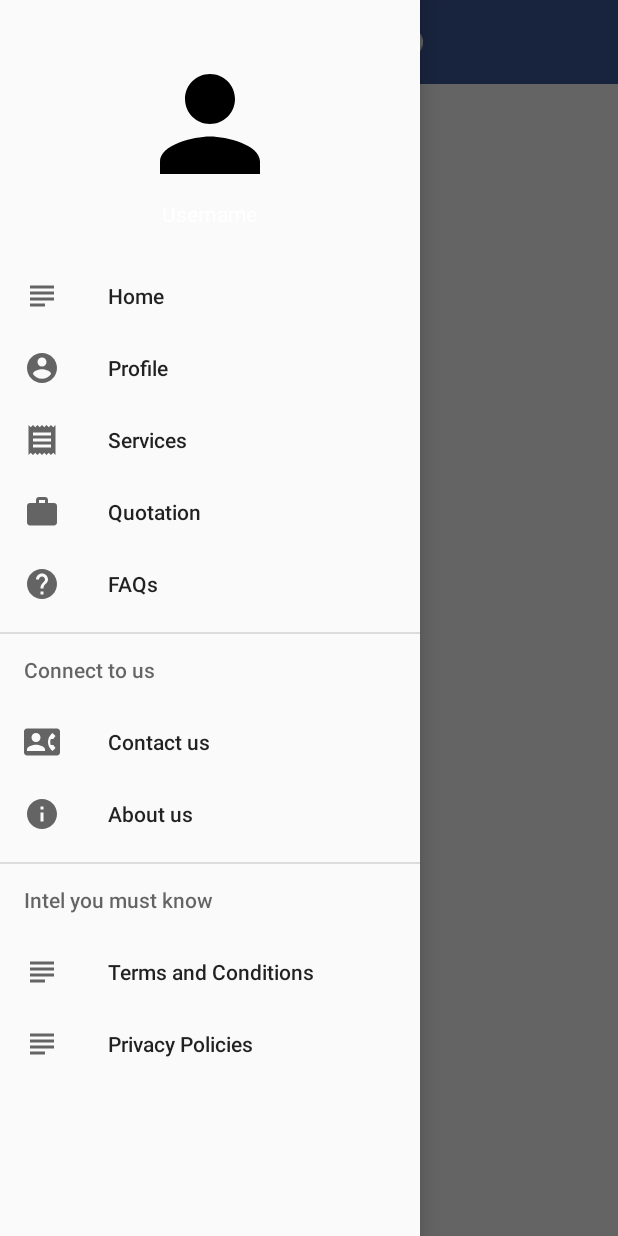
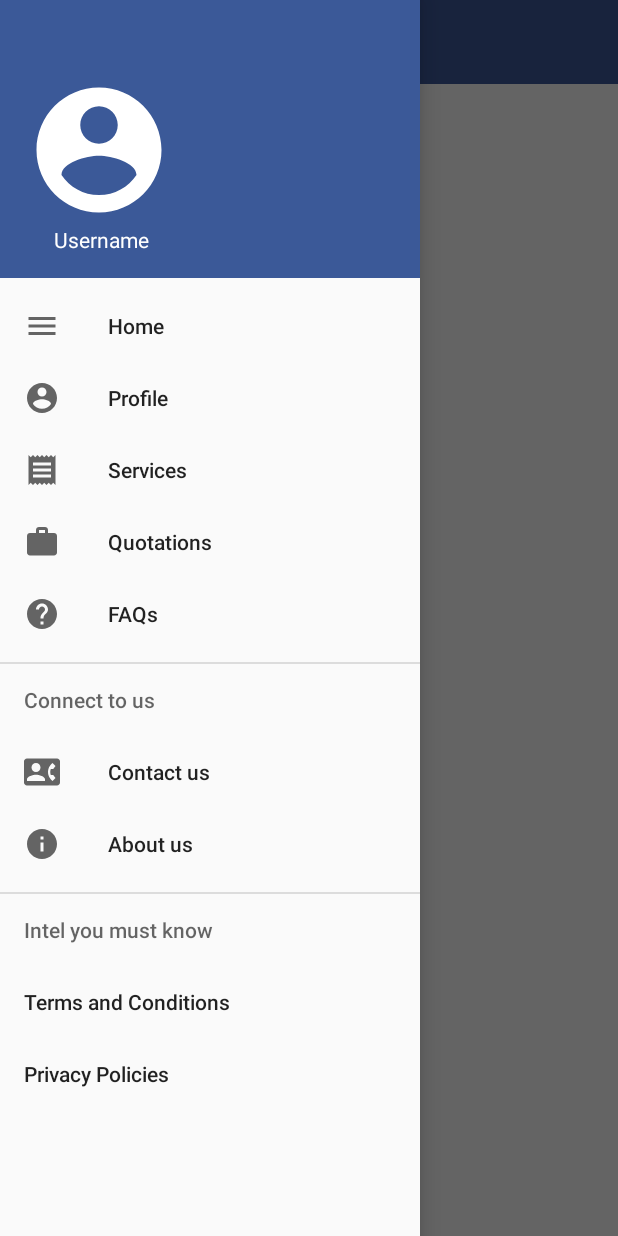
Before and after one commit to shivanipatil14/Precisto, an Android app: the MainActivity screen opened directly, with no data from a screen before it, with the side drawer open, on a phone screen of 412 x 824 dp. Run offline under Robolectric (Android 15) with nearby library versions, the phone set to English and light mode, and no system bars.

Commit message:
drawer modified

```diff
--- a/app/src/main/java/in/precisto/precisto/MainActivity.java
+++ b/app/src/main/java/in/precisto/precisto/MainActivity.java
@@ -11,6 +11,7 @@ import android.support.v7.app.AppCompatActivity;
 import android.os.Bundle;
 import android.support.v7.widget.Toolbar;
 import android.view.MenuItem;
+import android.view.Window;
 import android.widget.Toast;
 
 public class MainActivity extends AppCompatActivity implements NavigationView.OnNavigationItemSelectedListener {
--- a/app/src/main/java/in/precisto/precisto/SplashScreen.java
+++ b/app/src/main/java/in/precisto/precisto/SplashScreen.java
@@ -16,7 +16,7 @@ public class SplashScreen extends AppCompatActivity {
                 .withTargetActivity(MainActivity.class)
                 .withSplashTimeOut(4000)
                 .withBackgroundColor(Color.parseColor("#3B5998"))
-                .withLogo(R.drawable.ic_precisto_logo_small);
+                .withLogo(R.drawable.ic_precisto_logo);
 
         View view = easySplashScreen.create();
 
--- /dev/null
+++ b/app/src/main/res/drawable/ic_account_circle_white_100dp.xml
@@ -0,0 +1,5 @@
+<vector android:height="100dp" android:tint="#FFFFFF"
+    android:viewportHeight="24.0" android:viewportWidth="24.0"
+    android:width="100dp" xmlns:android="http://schemas.android.com/apk/res/android">
+    <path android:fillColor="#FF000000" android:pathData="M12,2C6.48,2 2,6.48 2,12s4.48,10 10,10 10,-4.48 10,-10S17.52,2 12,2zM12,5c1.66,0 3,1.34 3,3s-1.34,3 -3,3 -3,-1.34 -3,-3 1.34,-3 3,-3zM12,19.2c-2.5,0 -4.71,-1.28 -6,-3.22 0.03,-1.99 4,-3.08 6,-3.08 1.99,0 5.97,1.09 6,3.08 -1.29,1.94 -3.5,3.22 -6,3.22z"/>
+</vector>
--- a/app/src/main/res/drawable/ic_home.xml
+++ b/app/src/main/res/drawable/ic_home.xml
@@ -5,5 +5,5 @@
         android:viewportHeight="24.0">
     <path
         android:fillColor="#FF000000"
-        android:pathData="M14,17L4,17v2h10v-2zM20,9L4,9v2h16L20,9zM4,15h16v-2L4,13v2zM4,5v2h16L20,5L4,5z"/>
+        android:pathData="M3,18h18v-2L3,16v2zM3,13h18v-2L3,11v2zM3,6v2h18L21,6L3,6z"/>
 </vector>
--- a/app/src/main/res/drawable/ic_person_black_100dp.xml
+++ /dev/null
@@ -1,4 +0,0 @@
-<vector android:height="100dp" android:viewportHeight="24.0"
-    android:viewportWidth="24.0" android:width="100dp" xmlns:android="http://schemas.android.com/apk/res/android">
-    <path android:fillColor="#FF000000" android:pathData="M12,12c2.21,0 4,-1.79 4,-4s-1.79,-4 -4,-4 -4,1.79 -4,4 1.79,4 4,4zM12,14c-2.67,0 -8,1.34 -8,4v2h16v-2c0,-2.66 -5.33,-4 -8,-4z"/>
-</vector>
--- a/app/src/main/res/drawable/ic_precisto_logo.xml
+++ b/app/src/main/res/drawable/ic_precisto_logo.xml
@@ -1,5 +1,5 @@
-<vector android:height="193dp" android:viewportHeight="193.43"
-    android:viewportWidth="1348.47" android:width="1348dp" xmlns:android="http://schemas.android.com/apk/res/android">
+<vector android:height="21dp" android:viewportHeight="193.43"
+    android:viewportWidth="1348.47" android:width="150dp" xmlns:android="http://schemas.android.com/apk/res/android">
     <path android:fillColor="#edf0f5" android:pathData="M315.24,109.28a17,17 0,0 0,1.09 1.36c6.9,7.11 10.88,15.74 13,25.26 1.47,6.55 2.56,13.17 3.79,19.76 0.48,2.62 0.45,2.63 3.19,2.63 3,0 5.92,0 8.88,0a13.05,13.05 0,0 1,1.59 0.19c0.55,1.81 0.72,29 0.22,32.1 -1.69,0.53 -46.34,0.76 -51.2,0.24a11.56,11.56 0,0 1,-0.29 -1.73,237.25 237.25,0 0,0 -2.43,-26.49c-1.44,-9.33 -3.34,-18.56 -7.09,-27.3a35.44,35.44 0,0 0,-5.52 -9.23A13.81,13.81 0,0 0,269.32 121c-9.68,0.08 -19.35,0 -29,0l-1.92,0a1.32,1.32 0,0 0,-1.49 1.47c0,0.56 0,1.12 0,1.68q0,15.48 0,31c0,0.94 0.08,1.88 0.13,3 1.11,0.09 2,0.24 3,0.25 4.08,0 8.16,0 12.24,0 0.85,0 1.7,0.11 2.67,0.18v32.16H180c-0.64,-1.76 -0.73,-29.72 0,-32.29l18.63,-0.13V37.63a37.08,37.08 0,0 0,-6.14 -0.19c-2.08,0 -4.16,0 -6.24,0h-6.5a46.82,46.82 0,0 1,-0.19 -6.76c0,-2.32 0,-4.64 0,-7V3.1h2.92q50.28,0 100.55,0a39.72,39.72 0,0 1,12.41 2.44c10.32,3.36 19.33,8.8 26.42,17.14a53.94,53.94 0,0 1,12 26.54,79.88 79.88,0 0,1 0.46,22.95c-1.68,14 -7,26.33 -17.83,35.86A14.39,14.39 0,0 0,315.24 109.28ZM237.09,37.44c-0.1,1.12 -0.21,1.9 -0.22,2.68q0,22.43 0,44.85a25,25 0,0 0,0.26 2.53c0.73,0.08 1.2,0.17 1.67,0.17q15.1,0 30.21,0a8,8 0,0 0,3 -0.65c10.49,-4.49 15.82,-12.58 16.23,-23.86 0.29,-7.94 -1.91,-15.06 -8.16,-20.41 -4,-3.4 -8.41,-5.52 -13.92,-5.36 -8.63,0.25 -17.27,0.07 -25.9,0.07Z"/>
     <path android:fillColor="#edf0f5" android:pathData="M1349,95.21c0.25,24.21 -6,44.24 -18.9,62.13a90.27,90.27 0,0 1,-44.73 33.56,82.2 82.2,0 0,1 -35.67,4.17c-29.33,-3.06 -51.47,-17.81 -67.58,-42.09a97.52,97.52 0,0 1,-14.72 -38.19,101.22 101.22,0 0,1 -0.17,-33.18c4.33,-26.68 16.8,-48.56 38.5,-64.88A83.73,83.73 0,0 1,1246.08 0.28c24.93,-3.14 47.25,3.35 66.73,19.09 18.09,14.62 29.09,33.7 34.07,56.32C1348.44,82.82 1349.27,90 1349,95.21ZM1256.28,154.56a46.51,46.51 0,0 0,17 -2.84c12.54,-4.76 21.66,-13.41 27.82,-25.16A61.09,61.09 0,0 0,1307 85.4c-2.72,-13.83 -9.1,-25.6 -20.21,-34.39 -13.46,-10.63 -28.51,-13.56 -44.86,-7.78a48.49,48.49 0,0 0,-23.86 18.54c-9.54,13.67 -12.87,28.84 -10.44,45.32a57.87,57.87 0,0 0,12.85 29.23C1230.13,147.86 1242.37,154.26 1256.23,154.56Z"/>
     <path android:fillColor="#edf0f5" android:pathData="M518.5,190.91H370c-0.54,-1.76 -0.72,-28.7 -0.21,-32.35 2,-0.53 4.19,-0.2 6.31,-0.25s4.48,0 6.72,0h6.36c0.64,-2 0.73,-115.19 0.11,-117.91H370.1c-0.7,-1.89 -1,-31.87 -0.4,-37a11,11 0,0 1,1.5 -0.34c0.71,-0.06 1.44,0 2.16,0H518.69c0.08,1 0.2,1.83 0.2,2.6q0,29.16 0,58.32c0,0.48 0,1 0,1.44a1.17,1.17 0,0 1,-1.22 1.21c-0.56,0 -1.12,0 -1.68,0H482.61c-0.86,0 -1.71,-0.11 -2.78,-0.19 -0.23,-8.72 0.07,-17.25 -0.17,-25.67 -2,-0.57 -47.33,-0.69 -50,-0.21 -0.56,1.79 -0.65,35.14 0,37.8 3.87,0.2 7.84,0.06 11.81,0.09s8,0 12,0h12.21a25.46,25.46 0,0 1,0.29 2.71q0,14.52 0,29c0,0.4 0,0.8 0,1.2 0,1.11 -0.61,1.57 -1.67,1.56 -0.72,0 -1.44,0 -2.16,0H432.55c-1,0 -2,0.14 -3.2,0.23v44.64c1.88,0.53 47.07,0.67 50.14,0.15 0.08,-0.94 0.24,-1.94 0.25,-2.95 0,-9.12 0,-18.24 0,-27.35 0,-0.94 0.1,-1.87 0.17,-2.94h38.48C519,126.53 519.13,188.15 518.5,190.91Z"/>
--- a/app/src/main/res/layout/main_user_drawer_nav_head.xml
+++ b/app/src/main/res/layout/main_user_drawer_nav_head.xml
@@ -2,26 +2,26 @@
 <RelativeLayout
     xmlns:android="http://schemas.android.com/apk/res/android"
     android:layout_width="match_parent"
-    android:layout_height="165sp"
+    android:layout_height="185sp"
     android:gravity="bottom"
     android:orientation="vertical"
     android:padding="16dp"
-    android:theme="@style/ThemeOverlay.AppCompat.Dark">
+    android:background="@color/colorPrimary"
+    android:theme="@style/ThemeOverlay.AppCompat.Light">
 
     <ImageView
         android:id="@+id/profile_dp"
         android:layout_width="wrap_content"
         android:layout_height="wrap_content"
-        android:layout_centerInParent="true"
-        android:src="@drawable/ic_person_black_100dp"
+        android:src="@drawable/ic_account_circle_white_100dp"
 
         />
     <TextView
         android:layout_width="wrap_content"
         android:layout_height="wrap_content"
         android:text="Username"
-        android:layout_centerHorizontal="true"
         android:layout_below="@+id/profile_dp"
-        android:textAppearance="@style/Base.TextAppearance.AppCompat.Body1"/>
+        android:translationX="20sp"
+        android:textColor="#ffffff"/>
 
 </RelativeLayout>
--- a/app/src/main/res/menu/main_user_drawer_menu.xml
+++ b/app/src/main/res/menu/main_user_drawer_menu.xml
@@ -19,7 +19,7 @@
             android:icon="@drawable/ic_services"/>
         <item
             android:id="@+id/drawer_quotation"
-            android:title="Quotation"
+            android:title="Quotations"
             android:icon="@drawable/ic_quotations"/>
         <item
             android:id="@+id/drawer_faq"
@@ -46,12 +46,10 @@
         <menu>
             <item
                 android:id="@+id/drawer_tnc"
-                android:title="Terms and Conditions"
-                android:icon="@drawable/ic_home"/>
+                android:title="Terms and Conditions"/>
             <item
                 android:id="@+id/drawer_privacy_policy"
-                android:title="Privacy Policies"
-                android:icon="@drawable/ic_home"/>
+                android:title="Privacy Policies"/>
         </menu>
     </item>
 
```
Also changed, not shown: app/src/main/res/drawable/ic_precisto_logo_small.xml (deleted, +0 -11 lines), app/src/main/res/layout/main_app_bar.xml (+6 -4 lines).
